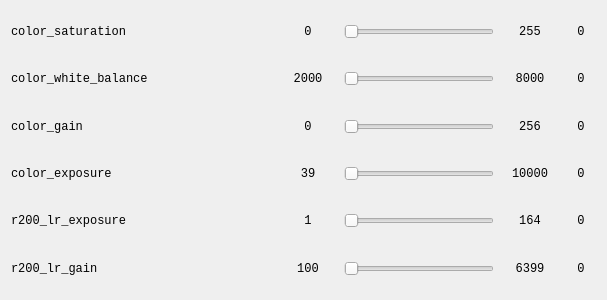
First picture: the form in src/ui/CameraParams/cameraparameter.ui, repository somabuggy2020/ONGAProject, before the edit.
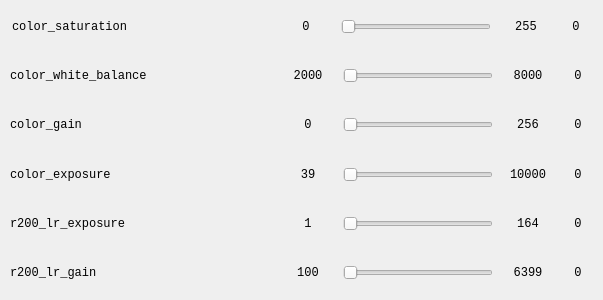
Second picture: the form after the edit.

Diff of the .ui file:
```diff
--- a/src/ui/CameraParams/cameraparameter.ui
+++ b/src/ui/CameraParams/cameraparameter.ui
@@ -6,7 +6,7 @@
    <rect>
     <x>0</x>
     <y>0</y>
-    <width>607</width>
+    <width>603</width>
     <height>300</height>
    </rect>
   </property>
@@ -31,8 +31,29 @@
    <string>Form</string>
   </property>
   <layout class="QVBoxLayout" name="verticalLayout_2">
+   <property name="spacing">
+    <number>5</number>
+   </property>
+   <property name="leftMargin">
+    <number>5</number>
+   </property>
+   <property name="topMargin">
+    <number>5</number>
+   </property>
+   <property name="rightMargin">
+    <number>5</number>
+   </property>
+   <property name="bottomMargin">
+    <number>5</number>
+   </property>
    <item>
     <layout class="QHBoxLayout" name="horizontalLayout">
+     <property name="leftMargin">
+      <number>7</number>
+     </property>
+     <property name="rightMargin">
+      <number>7</number>
+     </property>
      <item>
       <widget class="QLabel" name="label">
        <property name="minimumSize">
@@ -151,6 +172,12 @@
    </item>
    <item>
     <layout class="QHBoxLayout" name="horizontalLayout_5">
+     <property name="leftMargin">
+      <number>5</number>
+     </property>
+     <property name="rightMargin">
+      <number>5</number>
+     </property>
      <item>
       <widget class="QLabel" name="label_7">
        <property name="minimumSize">
@@ -272,6 +299,12 @@
    </item>
    <item>
     <layout class="QHBoxLayout" name="horizontalLayout_7">
+     <property name="leftMargin">
+      <number>5</number>
+     </property>
+     <property name="rightMargin">
+      <number>5</number>
+     </property>
      <item>
       <widget class="QLabel" name="label_6">
        <property name="minimumSize">
@@ -396,6 +429,12 @@
    </item>
    <item>
     <layout class="QHBoxLayout" name="horizontalLayout_8">
+     <property name="leftMargin">
+      <number>5</number>
+     </property>
+     <property name="rightMargin">
+      <number>5</number>
+     </property>
      <item>
       <widget class="QLabel" name="label_8">
        <property name="minimumSize">
@@ -520,6 +559,15 @@
    </item>
    <item>
     <layout class="QHBoxLayout" name="horizontalLayout_4">
+     <property name="leftMargin">
+      <number>5</number>
+     </property>
+     <property name="topMargin">
+      <number>0</number>
+     </property>
+     <property name="rightMargin">
+      <number>5</number>
+     </property>
      <item>
       <widget class="QLabel" name="label_5">
        <property name="minimumSize">
@@ -644,6 +692,12 @@
    </item>
    <item>
     <layout class="QHBoxLayout" name="horizontalLayout_6">
+     <property name="leftMargin">
+      <number>5</number>
+     </property>
+     <property name="rightMargin">
+      <number>5</number>
+     </property>
      <item>
       <widget class="QLabel" name="label_9">
        <property name="minimumSize">
```
Left out of the diff: 123 changed lines with no effect on the pictures.
